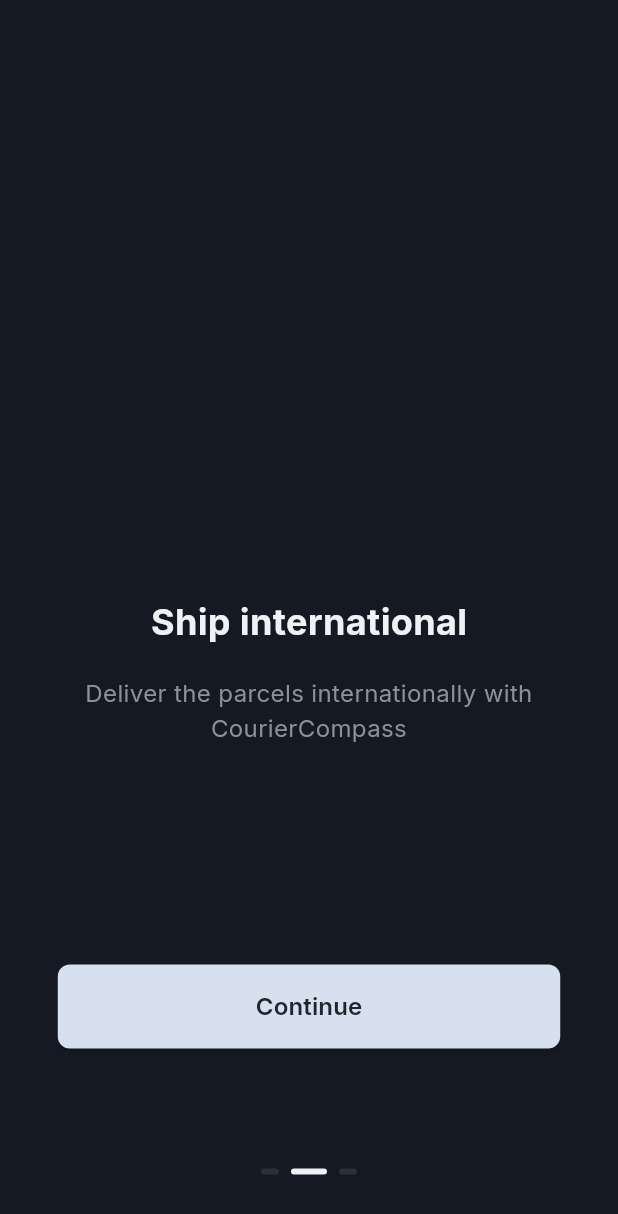
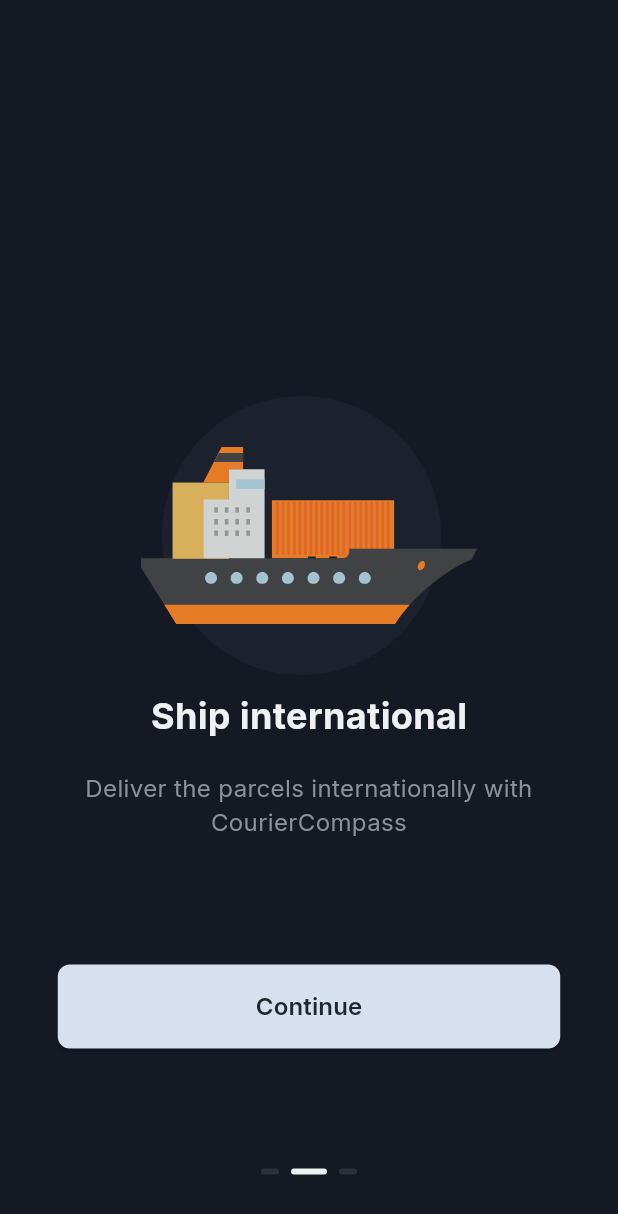
Before and after one commit to pecaninvasilije/courier_compass, a Flutter app: the screen it shows after launch, after a tap on "Continue", on a phone screen of 412 x 824 dp. Shown: the top 1214 px of the screen. Run offline on Flutter 3.47's test engine with Material 3 defaults, Android fonts, the phone set to English and light mode, and no system bars; drawn by our look-alikes of smooth_page_indicator; our stand-ins replace flutter_svg, google_fonts.

Commit message:
svg-pictures added

```diff
--- a/CourierCompass/cc_frontend/lib/pages/intro_screens/intro_page_1.dart
+++ b/CourierCompass/cc_frontend/lib/pages/intro_screens/intro_page_1.dart
@@ -1,4 +1,5 @@
 import 'package:flutter/material.dart';
+import 'package:flutter_svg/flutter_svg.dart';
 import 'package:google_fonts/google_fonts.dart';
 
 class IntroPage1 extends StatelessWidget {
@@ -15,8 +16,11 @@ class IntroPage1 extends StatelessWidget {
             child: Column(
               mainAxisAlignment: MainAxisAlignment.center,
               children: [
-                const SizedBox(height: 70), // Adjust the height as needed
-                Text(
+                SvgPicture.asset('assets/svg/truck.svg'),
+                const SizedBox(height: 10),
+                Padding(
+                  padding: const EdgeInsets.only(bottom: 30.0),
+                  child: Text(
                     "Ship The Parcels",
                     style: TextStyle(
                       color: const Color(0xFFEFF1F4),
@@ -25,8 +29,10 @@ class IntroPage1 extends StatelessWidget {
                       fontWeight: FontWeight.bold,
                     ),
                   ),
-                const SizedBox(height: 20),
-                Text(
+                ),
+                Padding(
+                  padding: const EdgeInsets.only(bottom: 30.0),
+                  child: Text(
                     "Experience smooth and completely stress-free parcel delivering with CourierCompass",
                     style: TextStyle(
                       color: const Color(0xFF8A9199),
@@ -34,6 +40,7 @@ class IntroPage1 extends StatelessWidget {
                       fontFamily: GoogleFonts.inter().fontFamily,
                     ),
                     textAlign: TextAlign.center,
+                  ),
                 ),
               ],
             ),
--- a/CourierCompass/cc_frontend/lib/pages/intro_screens/intro_page_2.dart
+++ b/CourierCompass/cc_frontend/lib/pages/intro_screens/intro_page_2.dart
@@ -1,4 +1,5 @@
 import 'package:flutter/material.dart';
+import 'package:flutter_svg/svg.dart';
 import 'package:google_fonts/google_fonts.dart';
 
 class IntroPage2 extends StatelessWidget {
@@ -15,7 +16,8 @@ class IntroPage2 extends StatelessWidget {
             child: Column(
               mainAxisAlignment: MainAxisAlignment.center,
               children: [
-                const SizedBox(height: 70), // Adjust the height as needed
+                SvgPicture.asset('assets/svg/ship.svg'),
+                const SizedBox(height: 10), // Adjust the height as needed
                 Text(
                   "Ship international",
                   style: TextStyle(
--- a/CourierCompass/cc_frontend/lib/pages/intro_screens/intro_page_3.dart
+++ b/CourierCompass/cc_frontend/lib/pages/intro_screens/intro_page_3.dart
@@ -1,4 +1,5 @@
 import 'package:flutter/material.dart';
+import 'package:flutter_svg/svg.dart';
 import 'package:google_fonts/google_fonts.dart';
 
 class IntroPage3 extends StatelessWidget {
@@ -15,7 +16,8 @@ class IntroPage3 extends StatelessWidget {
             child: Column(
               mainAxisAlignment: MainAxisAlignment.center,
               children: [
-                const SizedBox(height: 70),
+                SvgPicture.asset('assets/svg/navi.svg'),
+                const SizedBox(height: 10),
                 Text(
                   "Confident navigation",
                   style: TextStyle(
--- a/CourierCompass/cc_frontend/pubspec.yaml
+++ b/CourierCompass/cc_frontend/pubspec.yaml
@@ -28,3 +28,5 @@ flutter:
   assets:
     - assets/svg/logo.svg
     - assets/svg/truck.svg
+    - assets/svg/ship.svg
+    - assets/svg/navi.svg
```
Also changed, not shown: CourierCompass/cc_frontend/assets/svg/navi.svg (added), CourierCompass/cc_frontend/assets/svg/ship.svg (added). Lines whose indentation alone changed are shown as unchanged.
